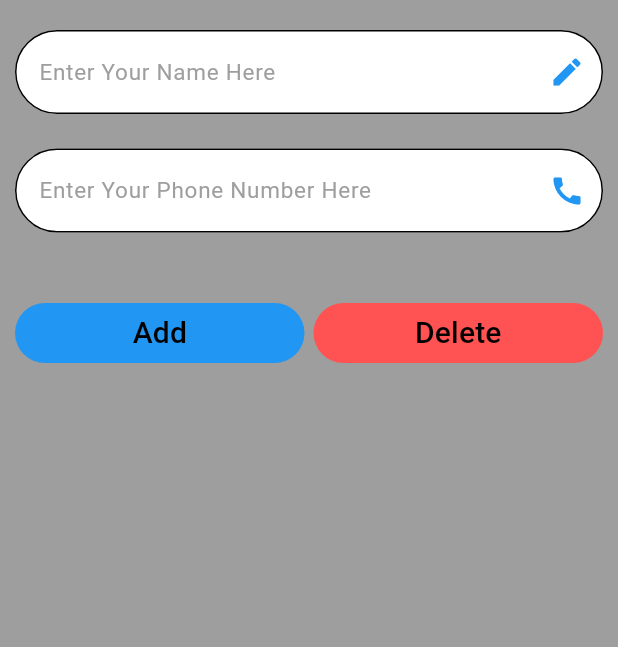
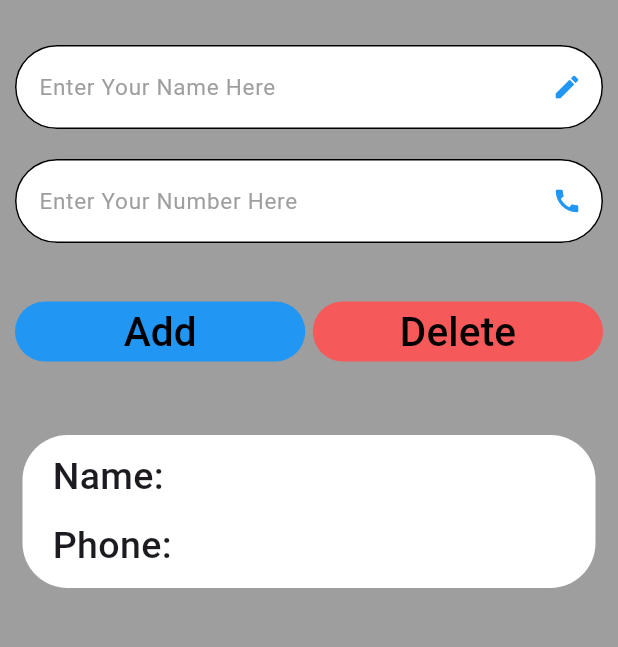
Before and after one commit to youssemagdy/Assignment_4, a Flutter app: the screen it shows after launch, after a tap on "Add", on a phone screen of 412 x 824 dp, the part 84-731 px from its top. Run offline on Flutter 3.47's test engine with Material 3 defaults, Android fonts, the phone set to English and light mode, and no system bars.

Commit message:
assignment contacts number 3

```diff
--- a/lib/card.dart
+++ /dev/null
@@ -1,27 +0,0 @@
-import 'package:contacts/model/person.dart';
-import 'package:flutter/material.dart';
-
-class Card extends StatelessWidget {
-  Card({Key? key, required this.person}) : super(key: key);
-  final Person person;
-  @override
-  Widget build(BuildContext context) {
-    return Visibility(
-      visible: person.visibilty,
-        child: Container(
-          padding: const EdgeInsets.symmetric(horizontal: 15, vertical: 20),
-          margin: const EdgeInsets.symmetric(horizontal: 5, vertical: 10),
-          decoration: BoxDecoration(
-            borderRadius: BorderRadius.circular(30),color: Colors.white,
-          ),
-          child: Column(
-            children: [
-              Text('Name: ${person.name}'),
-              const SizedBox(height: 8,),
-              Text('Phone: ${person.number}'),
-            ],
-          ),
-        ),
-    );
-  }
-}
--- a/lib/home_page.dart
+++ b/lib/home_page.dart
@@ -1,109 +1,116 @@
-import 'package:contacts/model/person.dart';
+import 'package:contacts/model/contact.dart';
+import 'package:contacts/widget/contacts_card.dart';
+import 'package:contacts/widget/text_field.dart';
 import 'package:flutter/material.dart';
 
-class HomePage extends StatefulWidget {
-  final String? hintText;
-  const HomePage({Key? key, this.hintText }) : super(key: key);
+class HomePage extends StatefulWidget
+{
+  const HomePage({Key? key}) : super(key: key);
   @override
   State<HomePage> createState() => _HomePageState();
 }
+
 class _HomePageState extends State<HomePage> {
-  List<Person> listOfData = [
-    Person(),
-    Person(),
-    Person(),
+  List<Contact> contactsList =
+  [
+    Contact(),
+    Contact(),
+    Contact(),
   ];
+  TextEditingController name = TextEditingController();
+  TextEditingController phone = TextEditingController();
+  int counter = 0;
   @override
   Widget build(BuildContext context) {
-    return SafeArea(
-      child: Scaffold(
-        backgroundColor: Colors.grey,
-        appBar: AppBar(
-          backgroundColor: const Color(0xFF168ff7),
-          title: const Text('Contacts Screen', style: TextStyle(color: Colors.white, fontSize: 20, fontWeight: FontWeight.bold),),
-          centerTitle: true,
-        ),
-        body: Column(
+    return Scaffold(
+      backgroundColor: const Color(0xFF9e9e9e),
+      appBar: AppBar(
+        backgroundColor: const Color(0xFF2196f3),
+        title: const Text('Contacts Screen', style: TextStyle(fontSize: 20, fontWeight: FontWeight.bold, color: Colors.white),),
+        centerTitle: true,
+      ),
+      body: SingleChildScrollView(
+        child: Column(
           children: [
             Padding(
-              padding: const EdgeInsets.symmetric(horizontal: 10.0, vertical: 20),
-              child: TextField(
-                decoration: InputDecoration(
-                    filled: true,
-                    fillColor: Colors.white,
-                    suffixIcon: const Icon(Icons.edit, color: Colors.blue,),
-                    hintText: 'Enter Your Name Here',
-                    hintStyle: TextStyle(
-                      color: Colors.grey[500],
-                      fontSize: 15,
-                    ),
-                    enabledBorder: OutlineInputBorder(
-                        borderRadius: BorderRadius.circular(30)
-                    ),
-                    focusedBorder: OutlineInputBorder(
-                      borderSide: const BorderSide(width: 2.5, color: Colors.blue),
-                      borderRadius: BorderRadius.circular(30)
-                    ),
-                    border: OutlineInputBorder(
-                    borderRadius: BorderRadius.circular(30),
-                    borderSide: const BorderSide(width: 2.5),
-                  ),
-                ),
+              padding: const EdgeInsets.only(right: 10, left: 10, top: 30),
+              child: TextFiled(
+                controller: name,
+                hintText: 'Enter Your Name Here',
+                suffixIcon: const Icon(Icons.edit, size: 20, color: Colors.blue,),
               ),
             ),
             Padding(
-              padding: const EdgeInsets.symmetric(horizontal: 10.0, vertical: 3),
-              child: TextField(
-                decoration: InputDecoration(
-                    filled: true,
-                    fillColor: Colors.white,
-                    suffixIcon: const Icon(Icons.call, color: Colors.blue,),
-                    hintText: 'Enter Your Phone Number Here',
-                    hintStyle: TextStyle(
-                      color: Colors.grey[500],
-                      fontSize: 15,
-                    ),
-                    enabledBorder: OutlineInputBorder(
-                        borderRadius: BorderRadius.circular(30)
-                    ),
-                    focusedBorder: OutlineInputBorder(
-                      borderSide: const BorderSide(width: 2.5, color: Colors.blue),
-                      borderRadius: BorderRadius.circular(30)
-                    ),
-                    border: OutlineInputBorder(
-                    borderRadius: BorderRadius.circular(30),
-                    borderSide: const BorderSide(width: 2.5),
-                  ),
-                ),
+              padding: const EdgeInsets.only(right: 10, left: 10, top: 20),
+              child: TextFiled(
+                controller: phone,
+                hintText: 'Enter Your Number Here',
+                suffixIcon: const Icon(Icons.call, size: 20, color: Colors.blue,),
               ),
             ),
-            // padding button
+            const SizedBox(height: 35,),
             Padding(
-              padding: const EdgeInsets.only(left: 10, right: 10, top: 40),
+              padding: const EdgeInsets.only(left: 10, right: 10),
               child: Row(
                 children: [
                   Expanded(
                     child: FilledButton(
-                        onPressed: (){},
-                        style: FilledButton.styleFrom(backgroundColor: const Color(0xFf2196f3),),
-                        child: const Text('Add', style: TextStyle(color: Colors.black, fontSize: 20),),
+                      onPressed: ()
+                      {
+                        if (counter < 3)
+                        {
+                          contactsList[counter] = Contact(visibility: true, name: name.text, phone: phone.text);
+                          counter++;
+                          name.clear();
+                          phone.clear();
+                          setState(() {
+
+                          });
+                        }
+                      },
+                      style: FilledButton.styleFrom(backgroundColor: const Color(0xFF2196f3),),
+                      child: const Text(
+                        'Add',
+                        style: TextStyle(
+                          color: Colors.black,
+                          fontSize: 27,
+                          fontWeight: FontWeight.w500,
+                        ),
+                      ),
                     ),
                   ),
-                  const SizedBox(width: 6,),
+                  const SizedBox(width: 5,),
                   Expanded(
                     child: FilledButton(
-                      onPressed: (){},
-                      style: FilledButton.styleFrom(backgroundColor: const Color(0xFFff5252)),
-                      child: const Text('Delete', style: TextStyle(color: Colors.black, fontSize: 20),),
+                      onPressed: ()
+                      {
+                        if (counter > 0)
+                        {
+                          contactsList[counter - 1] = Contact();
+                          counter --;
+                          setState(() {
+
+                          });
+                        }
+                      },
+                      style: FilledButton.styleFrom(backgroundColor:  const Color(0xFFff5252).withOpacity(0.9),),
+                      child: const Text(
+                        'Delete',
+                        style: TextStyle(
+                          color: Colors.black,
+                          fontSize: 27,
+                          fontWeight: FontWeight.w500,
+                        ),
+                      ),
                     ),
                   ),
                 ],
               ),
             ),
-            Visibility(
-              visible: listOfData[0].visibilty,
-              child: Container(),
-            )
+            const SizedBox(height: 35,),
+            ContactsCard(contact: contactsList[0]),
+            ContactsCard(contact: contactsList[1]),
+            ContactsCard(contact: contactsList[2]),
           ],
         ),
       ),
--- /dev/null
+++ b/lib/model/contact.dart
@@ -0,0 +1,11 @@
+class Contact
+{
+  String? name;
+  String? phone;
+  bool visibility;
+  Contact({
+    this.name,
+    this.phone,
+    this.visibility = false,
+  });
+}
--- a/lib/model/person.dart
+++ /dev/null
@@ -1,11 +0,0 @@
-class Person
-{
-  String? name;
-  String? number;
-  bool visibilty;
-  Person({
-    this.name,
-    this.number,
-    this.visibilty = false,
-  });
-}
--- /dev/null
+++ b/lib/widget/contacts_card.dart
@@ -0,0 +1,35 @@
+import 'package:contacts/model/contact.dart';
+import 'package:flutter/material.dart';
+
+class ContactsCard extends StatelessWidget
+{
+  const ContactsCard({Key? key, required this.contact}) : super(key: key);
+  final Contact contact;
+  @override
+  Widget build(BuildContext context) {
+    return Visibility(
+      visible: contact.visibility,
+      child: Padding(
+        padding: const EdgeInsets.only(left: 10, right: 10),
+        child: Container(
+          alignment: Alignment.centerLeft,
+          width: double.infinity,
+          padding: const EdgeInsets.symmetric(vertical: 10, horizontal: 20),
+          margin: const EdgeInsets.symmetric(vertical: 10, horizontal: 5),
+          decoration: BoxDecoration(
+            borderRadius: BorderRadius.circular(30),
+            color: Colors.white,
+          ),
+          child: Column(
+            crossAxisAlignment: CrossAxisAlignment.start,
+            children: [
+              Text('Name: ${contact.name}', style: const TextStyle(fontSize: 25, fontWeight: FontWeight.w500),),
+              const SizedBox(height: 10,),
+              Text('Phone: ${contact.phone}', style: const TextStyle(fontSize: 25, fontWeight: FontWeight.w500),),
+            ],
+          ),
+        ),
+      ),
+    );
+  }
+}
--- /dev/null
+++ b/lib/widget/text_field.dart
@@ -0,0 +1,45 @@
+import 'package:flutter/material.dart';
+
+class TextFiled extends StatelessWidget
+{
+  const TextFiled({Key? key, this.hintText, this.suffixIcon, required this.controller}) : super(key: key);
+  final String? hintText;
+  final Widget? suffixIcon;
+  final TextEditingController controller;
+  @override
+  Widget build(BuildContext context) {
+    return TextField(
+      controller: controller,
+      decoration: InputDecoration(
+        filled: true,
+        fillColor: Colors.white,
+        hintText: hintText,
+        suffixIcon: suffixIcon,
+        hintStyle: TextStyle(
+          color: Colors.grey[500],
+          fontSize: 15
+        ),
+        enabledBorder: OutlineInputBorder(
+          borderRadius: BorderRadius.circular(30),
+          borderSide: const BorderSide(
+            width: 1,
+            color: Colors.black,
+          ),
+        ),
+        focusedBorder: OutlineInputBorder(
+          borderRadius: BorderRadius.circular(30),
+          borderSide: const BorderSide(
+            width: 2.5,
+            color: Colors.blue,
+          ),
+        ),
+        border: OutlineInputBorder(
+          borderRadius: BorderRadius.circular(30),
+          borderSide: const BorderSide(
+            width: 2.5,
+          )
+        )
+      ),
+    );
+  }
+}
```
